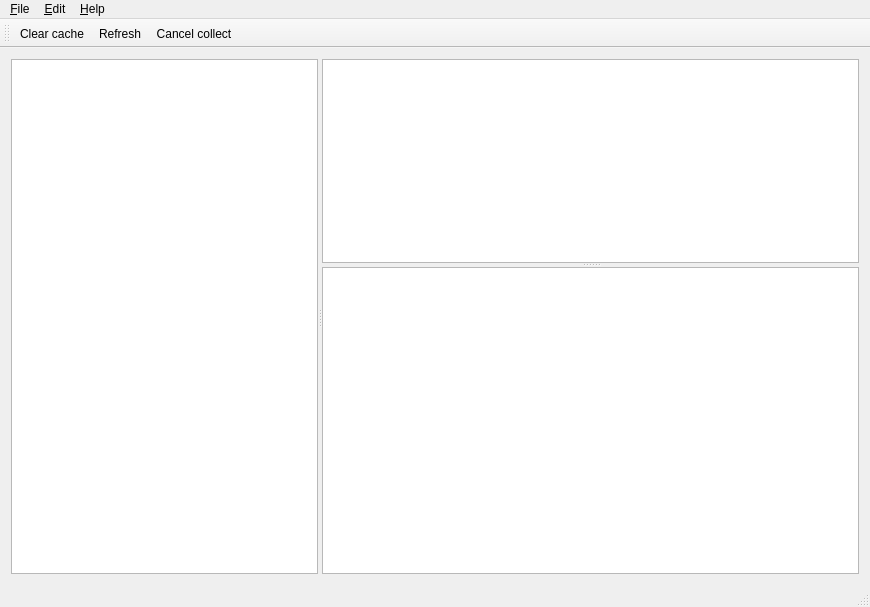
TheDZhon/folder_stat, file src/gui/ui/fs_main_window.ui: the form before one commit.
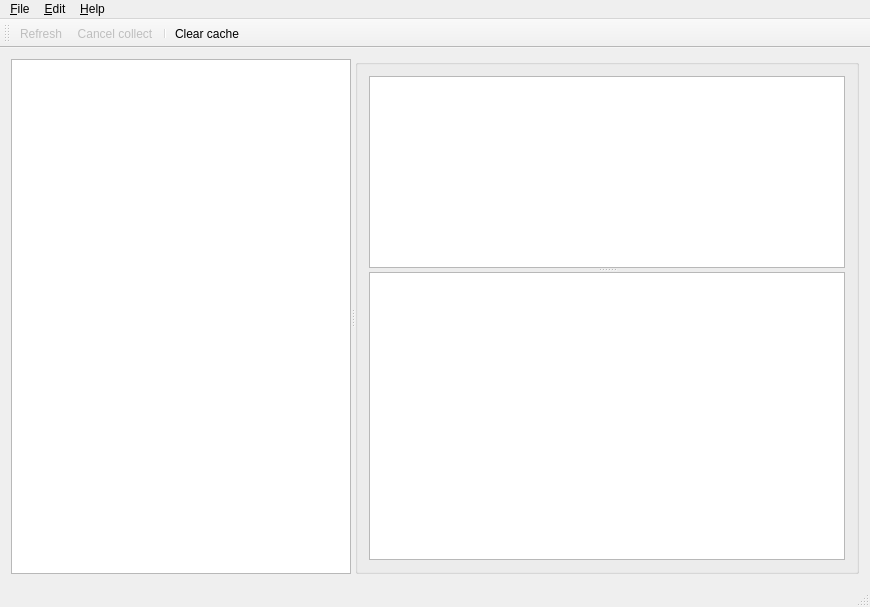
The form after the commit. Icons and pictures are not drawn. Custom widgets are drawn as their Qt base class.

Commit message: Main window supports more features, StatData interface changed: ad-hoc fiels for all files.

```diff
--- a/src/gui/ui/fs_main_window.ui
+++ b/src/gui/ui/fs_main_window.ui
@@ -30,18 +30,35 @@
       <widget class="gui::DirsTreeView" name="treeView">
        <property name="sizePolicy">
         <sizepolicy hsizetype="Expanding" vsizetype="Expanding">
+         <horstretch>3</horstretch>
+         <verstretch>0</verstretch>
+        </sizepolicy>
+       </property>
+      </widget>
+      <widget class="QGroupBox" name="collectedStatGroupBox">
+       <property name="sizePolicy">
+        <sizepolicy hsizetype="Preferred" vsizetype="Preferred">
          <horstretch>4</horstretch>
          <verstretch>0</verstretch>
         </sizepolicy>
        </property>
-      </widget>
+       <property name="font">
+        <font>
+         <pointsize>10</pointsize>
+        </font>
+       </property>
+       <property name="title">
+        <string/>
+       </property>
+       <property name="alignment">
+        <set>Qt::AlignCenter</set>
+       </property>
+       <property name="flat">
+        <bool>false</bool>
+       </property>
+       <layout class="QHBoxLayout" name="horizontalLayout_2">
+        <item>
       <widget class="QSplitter" name="splitter">
-       <property name="sizePolicy">
-        <sizepolicy hsizetype="Preferred" vsizetype="Expanding">
-         <horstretch>7</horstretch>
-         <verstretch>0</verstretch>
-        </sizepolicy>
-       </property>
        <property name="orientation">
         <enum>Qt::Vertical</enum>
        </property>
@@ -60,11 +77,17 @@
           <verstretch>3</verstretch>
          </sizepolicy>
         </property>
+           <property name="sortingEnabled">
+            <bool>true</bool>
+           </property>
         <attribute name="verticalHeaderShowSortIndicator" stdset="0">
          <bool>true</bool>
         </attribute>
        </widget>
       </widget>
+        </item>
+       </layout>
+      </widget>
      </widget>
     </item>
    </layout>
@@ -102,15 +125,25 @@
    <addaction name="menuAbout"/>
   </widget>
   <widget class="QToolBar" name="mainToolBar">
+   <property name="enabled">
+    <bool>true</bool>
+   </property>
+   <property name="toolButtonStyle">
+    <enum>Qt::ToolButtonTextUnderIcon</enum>
+   </property>
+   <property name="floatable">
+    <bool>true</bool>
+   </property>
    <attribute name="toolBarArea">
     <enum>TopToolBarArea</enum>
    </attribute>
    <attribute name="toolBarBreak">
     <bool>false</bool>
    </attribute>
-   <addaction name="clearCacheAction"/>
    <addaction name="refreshAction"/>
    <addaction name="cancelCollectAction"/>
+   <addaction name="separator"/>
+   <addaction name="clearCacheAction"/>
   </widget>
   <widget class="QStatusBar" name="statusBar"/>
   <action name="settingsAction">
@@ -143,6 +176,12 @@
    </property>
   </action>
   <action name="refreshAction">
+   <property name="checkable">
+    <bool>true</bool>
+   </property>
+   <property name="enabled">
+    <bool>false</bool>
+   </property>
    <property name="icon">
     <iconset resource="../resources/fs_main_window.qrc">
      <normaloff>:/icons/refresh</normaloff>:/icons/refresh</iconset>
@@ -184,6 +223,16 @@
    </property>
   </action>
   <action name="cancelCollectAction">
+   <property name="checkable">
+    <bool>true</bool>
+   </property>
+   <property name="enabled">
+    <bool>false</bool>
+   </property>
+   <property name="icon">
+    <iconset resource="../resources/fs_main_window.qrc">
+     <normaloff>:/icons/cancel</normaloff>:/icons/cancel</iconset>
+   </property>
    <property name="text">
     <string>Cancel collect</string>
    </property>
```
Left out of the diff: 4 changed lines with no effect on the pictures. Lines whose indentation alone changed are shown as unchanged. The commit also changes 7 other files.
